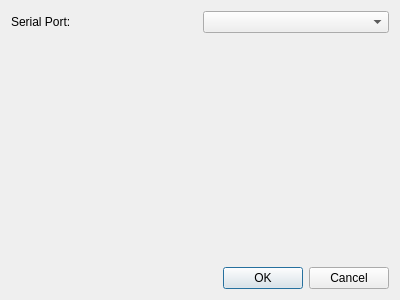
Old version of the form SOURCES/dspControl/src/DialogSettings.ui in the repository freeDSP/freeDSP-aurora.
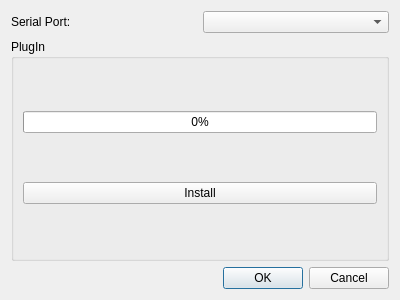
New version of the form.

```diff
--- a/SOURCES/dspControl/src/DialogSettings.ui
+++ b/SOURCES/dspControl/src/DialogSettings.ui
@@ -29,17 +29,27 @@
     </layout>
    </item>
    <item>
-    <spacer name="verticalSpacer">
-     <property name="orientation">
-      <enum>Qt::Vertical</enum>
+    <widget class="QGroupBox" name="groupBox">
+     <property name="title">
+      <string>PlugIn</string>
      </property>
-     <property name="sizeHint" stdset="0">
-      <size>
-       <width>20</width>
-       <height>40</height>
-      </size>
-     </property>
-    </spacer>
+     <layout class="QVBoxLayout" name="verticalLayout_2">
+      <item>
+       <widget class="QProgressBar" name="progressBar">
+        <property name="value">
+         <number>0</number>
+        </property>
+       </widget>
+      </item>
+      <item>
+       <widget class="QPushButton" name="pushButtonInstallPlugin">
+        <property name="text">
+         <string>Install</string>
+        </property>
+       </widget>
+      </item>
+     </layout>
+    </widget>
    </item>
    <item>
     <widget class="QDialogButtonBox" name="buttonBox">
```
